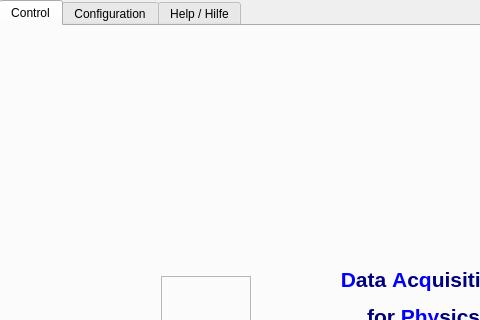
Before: the Qt Designer form phypidaq/phypi.ui in PhyPiDAQ/PhyPiDAQ, drawn with Qt 5; both pictures show x 0 to 480 and y 0 to 320 of the 705 by 601 pixel window.
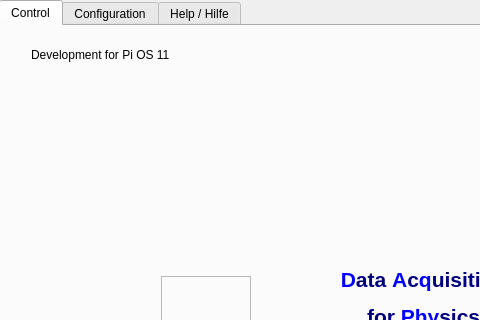
After: the same form once the commit is applied. Icons and pictures are not drawn.

Commit message:
Add Development Tag in UI
Added developent Label on the startpage

Patch:
```diff
--- a/phypidaq/phypi.ui
+++ b/phypidaq/phypi.ui
@@ -304,6 +304,19 @@
       </property>
       <layout class="QVBoxLayout" name="verticalLayout"/>
      </widget>
+     <widget class="QLabel" name="label_3">
+      <property name="geometry">
+       <rect>
+        <x>30</x>
+        <y>20</y>
+        <width>221</width>
+        <height>17</height>
+       </rect>
+      </property>
+      <property name="text">
+       <string>Development for Pi OS 11</string>
+      </property>
+     </widget>
      <zorder>label_Picture</zorder>
      <zorder>label_caption</zorder>
      <zorder>label_DAQconfig</zorder>
```
Left out of the diff: 1 changed line with no effect on the pictures.
